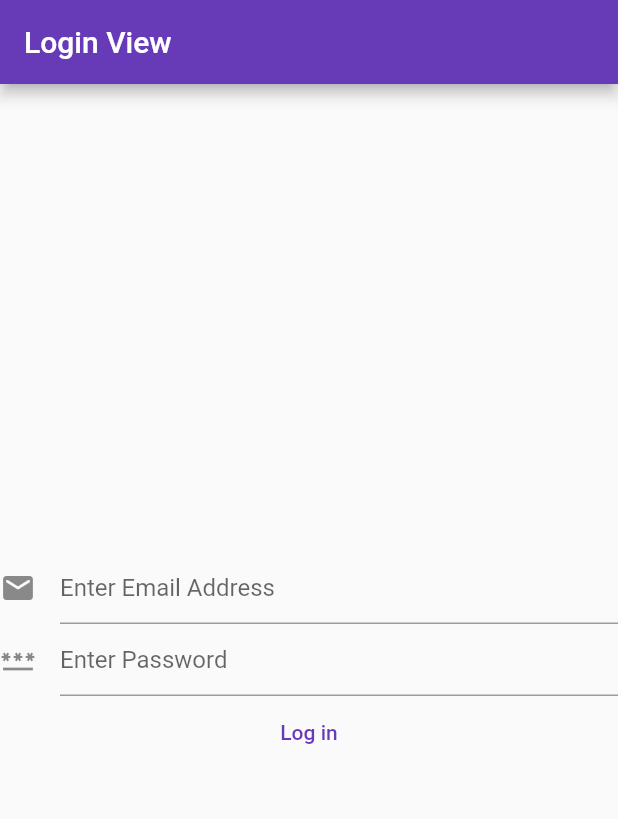
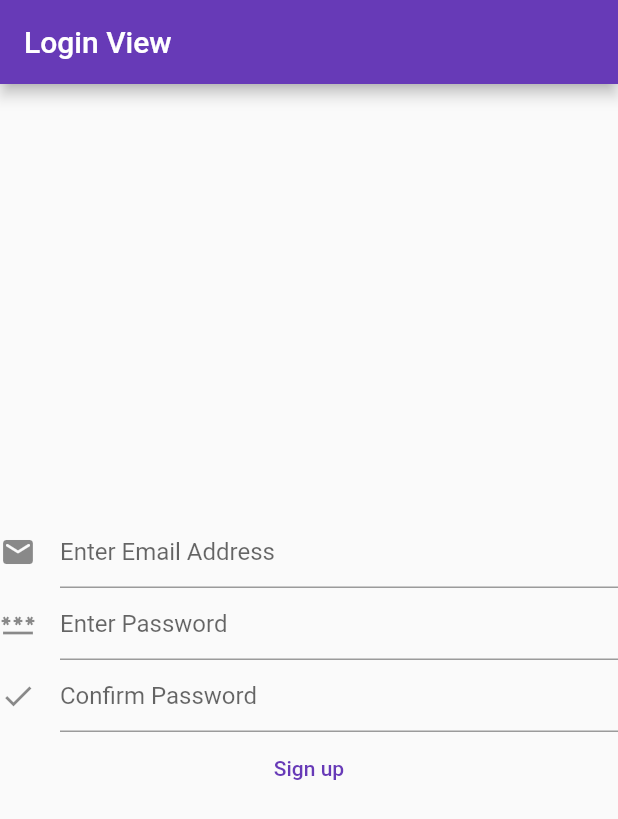
Before and after one commit to HazemSayad/flutter_login_form, a Flutter app: the screen it shows after launch, on a phone screen of 412 x 824 dp. Shown: the top 819 px of the screen. Run offline on Flutter 3.47's test engine with Material 2 defaults, Android fonts, the phone set to English and light mode, and no system bars.

Commit message:
created signup view and switched to it in main

```diff
--- a/lib/main.dart
+++ b/lib/main.dart
@@ -1,10 +1,11 @@
 import 'package:flutter/material.dart';
 import 'package:flutter_login_form/views/login_view.dart';
+import 'package:flutter_login_form/views/signup_view.dart';
 
 void main() {
   runApp(MaterialApp(
     title: "Login Form",
     theme: ThemeData(primarySwatch: Colors.deepPurple),
-    home: const LoginView(),
+    home: const SignupView(),
   ));
 }
--- /dev/null
+++ b/lib/views/signup_view.dart
@@ -0,0 +1,67 @@
+import 'package:flutter/material.dart';
+import 'package:flutter/src/foundation/key.dart';
+import 'package:flutter/src/widgets/framework.dart';
+
+class SignupView extends StatefulWidget {
+  const SignupView({Key? key}) : super(key: key);
+
+  @override
+  State<SignupView> createState() => _SignupViewState();
+}
+
+class _SignupViewState extends State<SignupView> {
+  late final TextEditingController _email;
+  late final TextEditingController _password;
+  late final TextEditingController _cPassword;
+
+  @override
+  void initState() {
+    _email = TextEditingController();
+    _password = TextEditingController();
+    _cPassword = TextEditingController();
+    super.initState();
+  }
+
+  @override
+  void dispose() {
+    _email.dispose();
+    _password.dispose();
+    super.dispose();
+  }
+
+  @override
+  Widget build(BuildContext context) {
+    return Scaffold(
+      appBar: AppBar(title: const Text("Login View")),
+      body: Column(
+        mainAxisAlignment: MainAxisAlignment.center,
+        children: [
+          TextField(
+            autocorrect: false,
+            enableSuggestions: false,
+            keyboardType: TextInputType.emailAddress,
+            controller: _email,
+            decoration: const InputDecoration(
+                hintText: "Enter Email Address",
+                icon: Icon(Icons.email_rounded)),
+          ),
+          TextField(
+              obscureText: true,
+              autocorrect: false,
+              enableSuggestions: false,
+              controller: _password,
+              decoration: const InputDecoration(
+                  hintText: "Enter Password", icon: Icon(Icons.password))),
+          TextField(
+              obscureText: true,
+              autocorrect: false,
+              enableSuggestions: false,
+              controller: _cPassword,
+              decoration: const InputDecoration(
+                  hintText: "Confirm Password", icon: Icon(Icons.check))),
+          TextButton(onPressed: () {}, child: const Text("Sign up"))
+        ],
+      ),
+    );
+  }
+}
```
